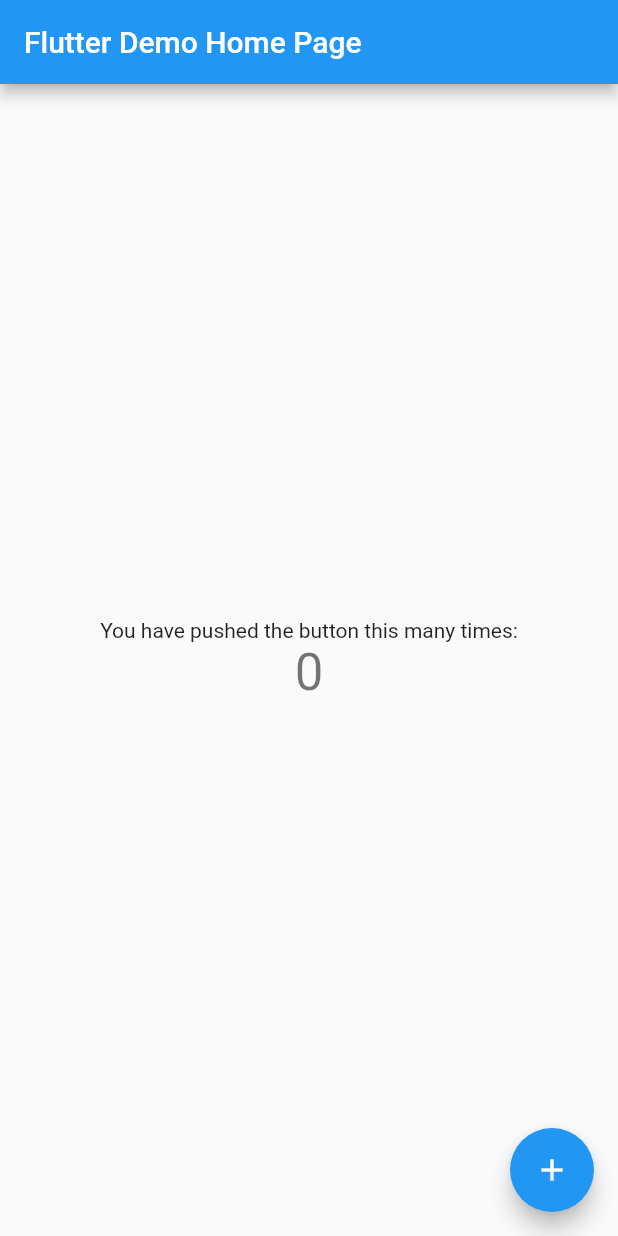
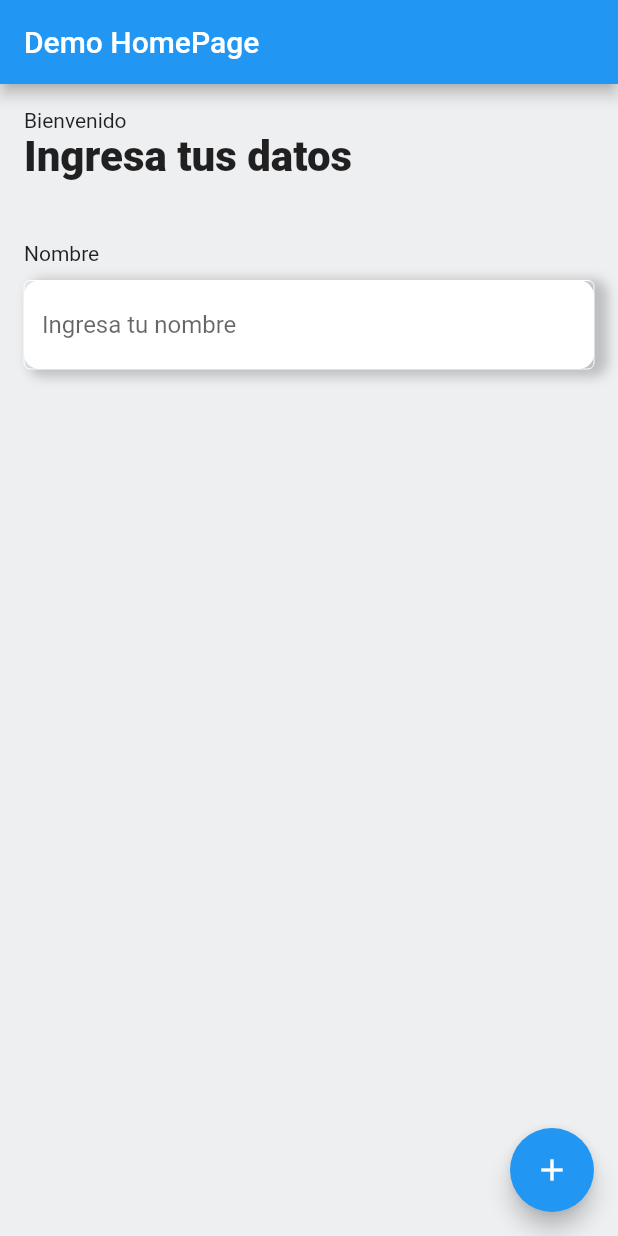
Before and after one commit to camilamlz/AppPersonasRepo, a Flutter app: the screen it shows after launch, on a phone screen of 412 x 824 dp. Run offline on Flutter 3.47's test engine with Material 2 defaults, Android fonts, the phone set to English and light mode, and no system bars.

Commit message:
Agregado campo de Nombre con formato

```diff
--- a/lib/main.dart
+++ b/lib/main.dart
@@ -12,19 +12,11 @@ class MyApp extends StatelessWidget {
   Widget build(BuildContext context) {
     return MaterialApp(
       title: 'Flutter Demo',
+      debugShowCheckedModeBanner: false,
       theme: ThemeData(
-        // This is the theme of your application.
-        //
-        // Try running your application with "flutter run". You'll see the
-        // application has a blue toolbar. Then, without quitting the app, try
-        // changing the primarySwatch below to Colors.green and then invoke
-        // "hot reload" (press "r" in the console where you ran "flutter run",
-        // or simply save your changes to "hot reload" in a Flutter IDE).
-        // Notice that the counter didn't reset back to zero; the application
-        // is not restarted.
         primarySwatch: Colors.blue,
-      ),
-      home: const MyHomePage(title: 'Flutter Demo Home Page'),
+        scaffoldBackgroundColor: Color(0xFFEEEFF1)),
+      home: MyHomePage(title: 'Demo HomePage'),
     );
   }
 }
@@ -52,56 +44,54 @@ class _MyHomePageState extends State<MyHomePage> {
 
   void _incrementCounter() {
     setState(() {
-      // This call to setState tells the Flutter framework that something has
-      // changed in this State, which causes it to rerun the build method below
-      // so that the display can reflect the updated values. If we changed
-      // _counter without calling setState(), then the build method would not be
-      // called again, and so nothing would appear to happen.
       _counter++;
     });
   }
 
   @override
   Widget build(BuildContext context) {
-    // This method is rerun every time setState is called, for instance as done
-    // by the _incrementCounter method above.
-    //
-    // The Flutter framework has been optimized to make rerunning build methods
-    // fast, so that you can just rebuild anything that needs updating rather
-    // than having to individually change instances of widgets.
       return Scaffold(
         appBar: AppBar(
-        // Here we take the value from the MyHomePage object that was created by
-        // the App.build method, and use it to set our appbar title.
           title: Text(widget.title),
         ),
-      body: Center(
-        // Center is a layout widget. It takes a single child and positions it
-        // in the middle of the parent.
+        body: Padding(
+          padding: const EdgeInsets.all(16.0),
           child: Column(
-          // Column is also a layout widget. It takes a list of children and
-          // arranges them vertically. By default, it sizes itself to fit its
-          // children horizontally, and tries to be as tall as its parent.
-          //
-          // Invoke "debug painting" (press "p" in the console, choose the
-          // "Toggle Debug Paint" action from the Flutter Inspector in Android
-          // Studio, or the "Toggle Debug Paint" command in Visual Studio Code)
-          // to see the wireframe for each widget.
-          //
-          // Column has various properties to control how it sizes itself and
-          // how it positions its children. Here we use mainAxisAlignment to
-          // center the children vertically; the main axis here is the vertical
-          // axis because Columns are vertical (the cross axis would be
-          // horizontal).
-          mainAxisAlignment: MainAxisAlignment.center,
+
+            mainAxisAlignment: MainAxisAlignment.start,
+            crossAxisAlignment: CrossAxisAlignment.start,
             children: <Widget>[
-            const Text(
-              'You have pushed the button this many times:',
+                Text("Bienvenido"),
+                Text("Ingresa tus datos",style: TextStyle(fontSize: 28.0,fontWeight: FontWeight.w800),),
+              SizedBox(height: 40.0,),
+              Text("Nombre"),
+              SizedBox(height: 10.0,),
+              Container(
+                decoration: BoxDecoration(
+                  color: Color(0xFFFFFFFF),
+                  borderRadius: BorderRadius.circular(10.0),
+                  boxShadow: [
+                    BoxShadow(
+                      color: Color.fromRGBO(0, 0, 0, 0.2),
+                      offset: Offset(6, 2),
+                      blurRadius: 6.0,
+                      spreadRadius: 3.0
                     ),
-            Text(
-              '$_counter',
-              style: Theme.of(context).textTheme.headlineMedium,
+                  ]
                 ),
+
+                child: const TextField(
+                  decoration: InputDecoration(
+/*                    focusedBorder: OutlineInputBorder(
+                      borderSide: BorderSide(color: Colors.white, width: 0.0),
+                    ),*/
+                    enabledBorder: OutlineInputBorder(
+                      borderSide: BorderSide(color: Colors.white, width: 0.0),
+                    ),
+                    hintText: "Ingresa tu nombre"
+                  ),
+                ),
+              )
             ],
           ),
         ),
@@ -110,6 +100,7 @@ class _MyHomePageState extends State<MyHomePage> {
           tooltip: 'Increment',
           child: const Icon(Icons.add),
         ), // This trailing comma makes auto-formatting nicer for build methods.
+
     );
   }
 }
```
Lines whose indentation alone changed are shown as unchanged.
